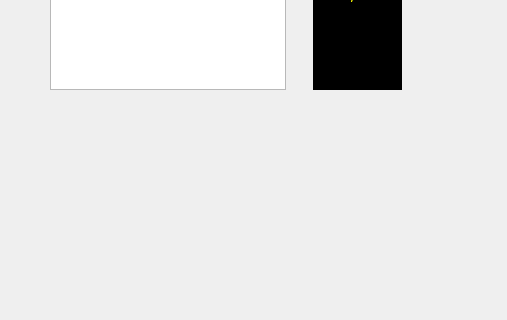
Old version of the form src/klassenbuchmagicViewBase.ui in the repository PraeluceantBoreus/KlassenbuchMagic; both pictures show x 0 to 507 and y 264 to 584 of the 883 by 714 pixel window.
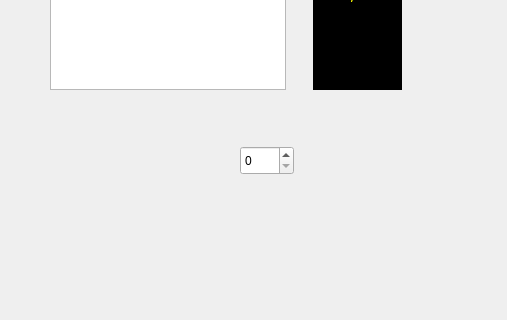
New version of the form.

Patch:
```diff
--- a/src/klassenbuchmagicViewBase.ui
+++ b/src/klassenbuchmagicViewBase.ui
@@ -16,7 +16,7 @@
   <property name="autoFillBackground">
    <bool>true</bool>
   </property>
-  <widget class="QWidget" name="">
+  <widget class="QWidget" name="layoutWidget">
    <property name="geometry">
     <rect>
      <x>50</x>
@@ -214,6 +214,16 @@
     </item>
    </layout>
   </widget>
+  <widget class="QSpinBox" name="spinBox">
+   <property name="geometry">
+    <rect>
+     <x>240</x>
+     <y>410</y>
+     <width>54</width>
+     <height>29</height>
+    </rect>
+   </property>
+  </widget>
  </widget>
  <resources/>
  <connections/>
```
